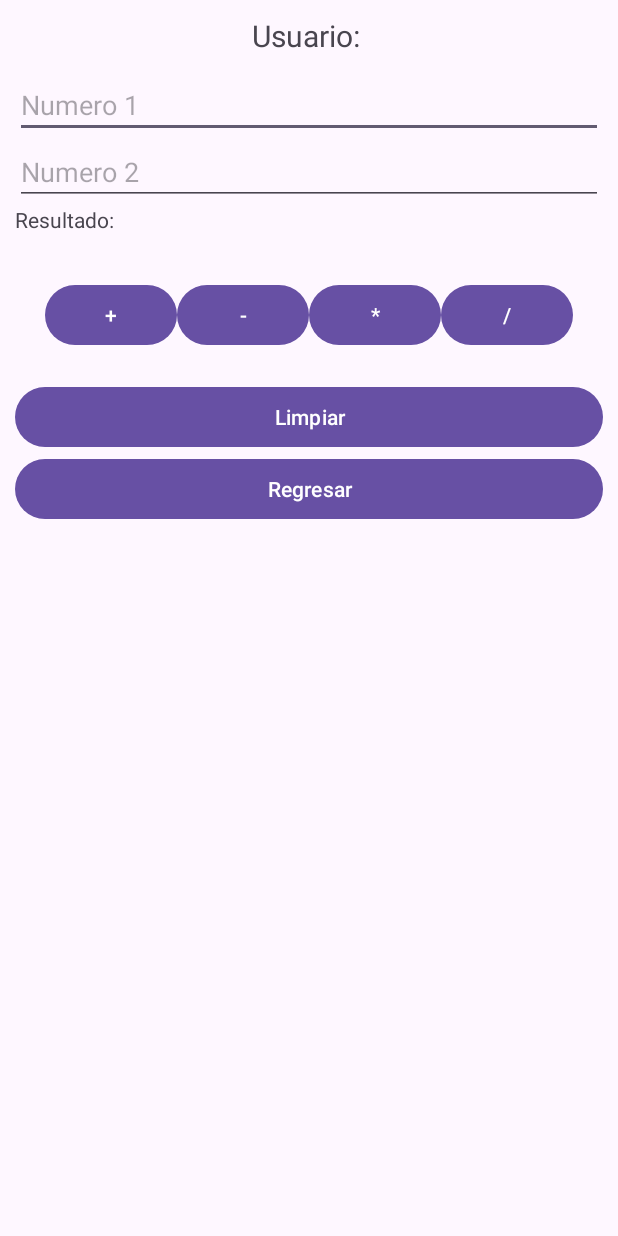
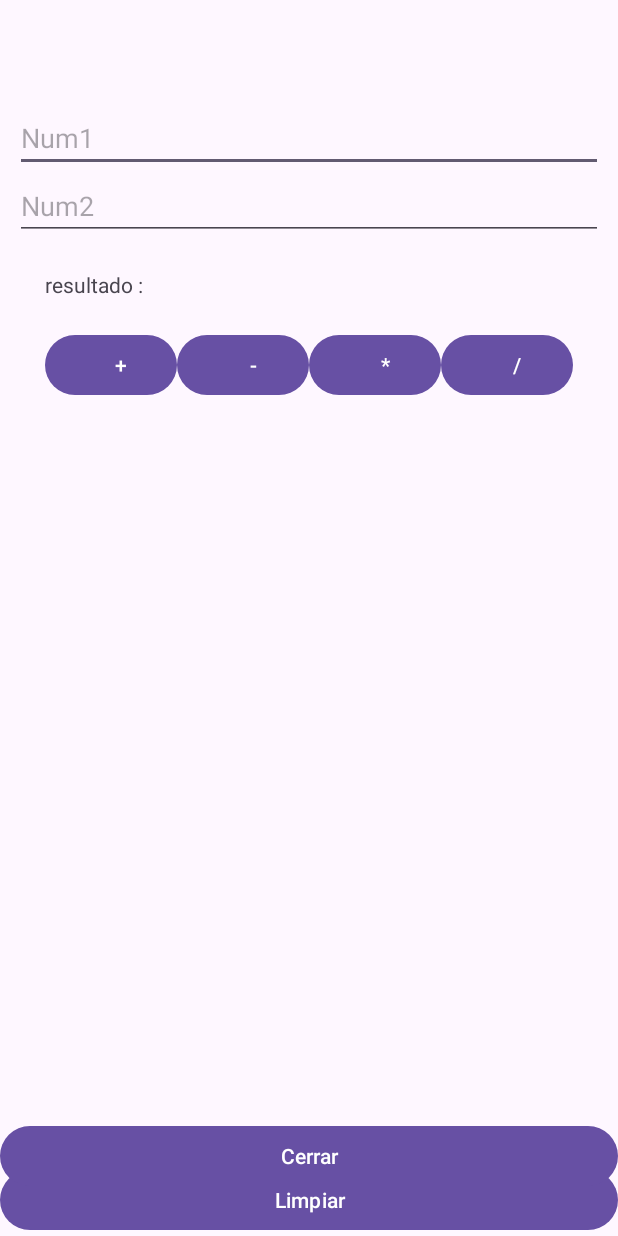
Before and after one commit to CarolVGarcia/calculadorakotlin, an Android app: the OperacionesActivity screen opened directly, with no data from a screen before it, on a phone screen of 412 x 824 dp. Run offline under Robolectric (Android 15) with nearby library versions, the phone set to English and light mode, and no system bars.

Commit message:
Se corrigieron errores en el codigo

```diff
--- a/app/src/main/java/com/example/appmicalculadora/OperacionesActivity.kt
+++ b/app/src/main/java/com/example/appmicalculadora/OperacionesActivity.kt
@@ -1,68 +1,107 @@
 package com.example.appmicalculadora
 
 import android.os.Bundle
+import android.view.View
 import android.widget.Button
 import android.widget.EditText
 import android.widget.TextView
-import androidx.activity.enableEdgeToEdge
+import android.widget.Toast
+import androidx.appcompat.app.AlertDialog
 import androidx.appcompat.app.AppCompatActivity
-import androidx.core.view.ViewCompat
-import androidx.core.view.WindowInsetsCompat
 
 class OperacionesActivity : AppCompatActivity() {
-
     private lateinit var txtUsuario : TextView
     private lateinit var txtNum1 : EditText
     private lateinit var txtNum2 : EditText
     private lateinit var txtResultado : TextView
-
     private lateinit var btnSumar : Button
     private lateinit var btnRestar : Button
-    private lateinit var btnMultiplicar : Button
+    private lateinit var btnMult : Button
     private lateinit var btnDiv : Button
-
+    private lateinit var btnCerrar : Button
     private lateinit var btnLimpiar : Button
-    private lateinit var btnRegresar : Button
-
-
     private lateinit var operaciones: Operaciones
-
+    var opcion : Int =0
 
     override fun onCreate(savedInstanceState: Bundle?) {
         super.onCreate(savedInstanceState)
-        enableEdgeToEdge()
         setContentView(R.layout.activity_operaciones)
-        ViewCompat.setOnApplyWindowInsetsListener(findViewById(R.id.main)) { v, insets ->
-            val systemBars = insets.getInsets(WindowInsetsCompat.Type.systemBars())
-            v.setPadding(systemBars.left, systemBars.top, systemBars.right, systemBars.bottom)
-            insets
-        }
+        iniciarCompontes()
+        eventosClic()
     }
-
-
-    public fun iniciarComponentes(){
-        txtUsuario = findViewById(R.id.txtUsuario)
+    public fun iniciarCompontes(){
+        txtUsuario = findViewById(R.id.txtNombre)
         txtResultado = findViewById(R.id.txtResultado)
         txtNum1 = findViewById(R.id.txtNum1)
         txtNum2 = findViewById(R.id.txtNum2)
-
-        btnSumar = findViewById(R.id.btnSumar)
-        btnRestar = findViewById(R.id.btnRestar)
-        btnMultiplicar = findViewById(R.id.btnMultiplicar)
+        btnSumar = findViewById(R.id.btnMas)
+        btnRestar = findViewById(R.id.btnRes)
+        btnMult = findViewById(R.id.btnMul)
         btnDiv = findViewById(R.id.btnDiv)
-
-        btnRegresar = findViewById(R.id.btnRegresar)
+        btnCerrar = findViewById(R.id.btnCerrar)
         btnLimpiar = findViewById(R.id.btnLimpiar)
-
-        val bundle : Bundle? = intent.extras
-        txtUsuario.text = bundle?.getString("nombre")
+        val bundle: Bundle? = intent.extras
+        txtUsuario.text = bundle?.getString("Usuario")
     }
-
-    public fun validar() : Boolean{
-
-        if (txtNum1.text.toString().contentEquals(" ") || txtNum2.text.toString().contentEquals(""))return false
-
+    public fun validar() : Boolean {
+        if( txtNum1.text.toString().contentEquals("") ||
+            txtNum2.text.toString().contentEquals("")) return false
         else return true
     }
-
+    public fun operacion(): Float{
+        var num1 : Float = 0.0f
+        var num2 : Float =0.0f
+        var res : Float =0.0f
+        if(validar()){
+            num1 = txtNum1.text.toString().toFloat()
+            num2 = txtNum2.text.toString().toFloat()
+            operaciones = Operaciones(num1,num2)
+            when(opcion){
+                1 -> {res=operaciones.suma()}
+                2 -> {res= operaciones.resta()}
+                3 -> {res= operaciones.multiplicacion()}
+                4 -> {res= operaciones.division()}
+            }
+        } else Toast.makeText(this,"Falto capturar informacion",Toast.LENGTH_SHORT).show()
+            return res;
+    }
+    public fun eventosClic(){
+        btnSumar.setOnClickListener(View.OnClickListener {
+            opcion =1;
+            txtResultado.text= operacion().toString()
+        })
+        btnRestar.setOnClickListener(View.OnClickListener {
+            opcion =2
+            txtResultado.text= operacion().toString()
+        })
+        btnMult.setOnClickListener(View.OnClickListener {
+            opcion =3
+            txtResultado.text= operacion().toString()
+        })
+        btnDiv.setOnClickListener(View.OnClickListener {
+            if(this.txtNum2.text.toString().toFloat()==0f)
+                txtResultado.text="No es posible dividir sobre 0"
+            else {
+                opcion = 4
+                txtResultado.text= operacion().toString()
+            }
+        })
+        btnLimpiar.setOnClickListener(View.OnClickListener {
+            txtResultado.text =""
+            txtNum2.text.clear()
+            txtNum1.text.clear()
+        })
+        btnCerrar.setOnClickListener(View.OnClickListener {
+            val builder = AlertDialog.Builder(this)
+            builder.setTitle("Calculadora")
+            builder.setMessage("¿ Desea Cerrar ?")
+            builder.setPositiveButton(android.R.string.yes) { dialog,
+                                                              which ->
+                this.finish()
+            }
+            builder.setNegativeButton(android.R.string.no) { dialog, which ->
+            }
+            builder.show()
+        })
+    }
 }
--- a/app/src/main/res/layout/activity_operaciones.xml
+++ b/app/src/main/res/layout/activity_operaciones.xml
@@ -12,108 +12,86 @@
         android:layout_height="match_parent"
         android:orientation="vertical"
         android:padding="10sp">
-
     <TextView
         android:layout_width="match_parent"
         android:layout_height="wrap_content"
-            android:text="Usuario: "
-            android:id="@+id/txtUsuario"
-            android:textSize="20sp"
-            android:gravity="center"
-            android:paddingBottom="10sp">
-
+        android:text="Usuario :"
+        android:padding="20sp"
+        android:id="@+id/txtNombre">
     </TextView>
-
     <EditText
         android:layout_width="match_parent"
         android:layout_height="wrap_content"
         android:id="@+id/txtNum1"
         android:inputType="numberDecimal"
-            android:hint="Numero 1"
-            android:paddingBottom="10sp">
-
+        android:hint="Num1">
     </EditText>
-
     <EditText
         android:layout_width="match_parent"
         android:layout_height="wrap_content"
         android:id="@+id/txtNum2"
         android:inputType="numberDecimal"
-            android:hint="Numero 2"
-            android:paddingBottom="10sp">
-
+        android:hint="Num2">
     </EditText>
-
     <TextView
         android:layout_width="match_parent"
         android:layout_height="wrap_content"
-            android:id="@+id/txtResultado"
-            android:text="Resultado: "
-            android:paddingBottom="10sp">
-
+        android:text="resultado :"
+        android:padding="20sp"
+        android:id="@+id/txtResultado">
     </TextView>
-
     <LinearLayout
         android:layout_width="match_parent"
         android:layout_height="wrap_content"
         android:gravity="center"
-            android:padding="20sp"
         android:orientation="horizontal">
-
     <Button
         android:layout_width="wrap_content"
         android:layout_height="wrap_content"
         android:text="+"
-                android:id="@+id/btnSumar">
-
+        android:id="@+id/btnMas"
+        android:paddingRight="10sp">
     </Button>
-
         <Button
             android:layout_width="wrap_content"
             android:layout_height="wrap_content"
             android:text="-"
-                android:id="@+id/btnRestar">
-
+            android:id="@+id/btnRes"
+            android:paddingRight="10sp">
         </Button>
-
         <Button
             android:layout_width="wrap_content"
             android:layout_height="wrap_content"
             android:text="*"
-                android:id="@+id/btnMultiplicar">
-
+            android:id="@+id/btnMul"
+            android:paddingRight="10sp">
         </Button>
-
         <Button
             android:layout_width="wrap_content"
             android:layout_height="wrap_content"
             android:text="/"
-                android:id="@+id/btnDiv">
-,
+            android:id="@+id/btnDiv"
+            android:paddingRight="10sp">
         </Button>
-
-
     </LinearLayout>
-
+    </LinearLayout>
     <Button
         android:layout_width="match_parent"
         android:layout_height="wrap_content"
         android:text="Limpiar"
-            android:id="@+id/btnLimpiar">
+        android:padding="10sp"
+        android:id="@+id/btnLimpiar"
+        app:layout_constraintBottom_toBottomOf="parent">
     </Button>
     <Button
         android:layout_width="match_parent"
         android:layout_height="wrap_content"
-            android:text="Regresar"
-            android:id="@+id/btnRegresar">
+        android:id="@+id/btnCerrar"
+        app:layout_constraintBaseline_toTopOf="@id/btnLimpiar"
+        android:text="Cerrar">
     </Button>
 
 
 
 
-    </LinearLayout>
-
-
-
-
 </androidx.constraintlayout.widget.ConstraintLayout>
```
Also changed, not shown: app/src/main/AndroidManifest.xml (+6 -3 lines), app/src/main/java/com/example/appmicalculadora/MainActivity.kt (+26 -47 lines), app/src/main/res/layout/activity_main.xml (+10 -17 lines). Lines whose indentation alone changed are shown as unchanged.
